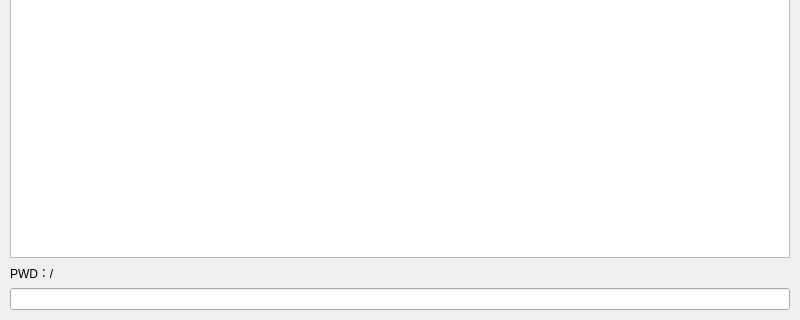
Above: UI/form/frmmain.ui from asapple/analog-operating-system before the change; both pictures show x 0 to 800 and y 280 to 600 of the 800 by 600 pixel window. Below: the same form after it.
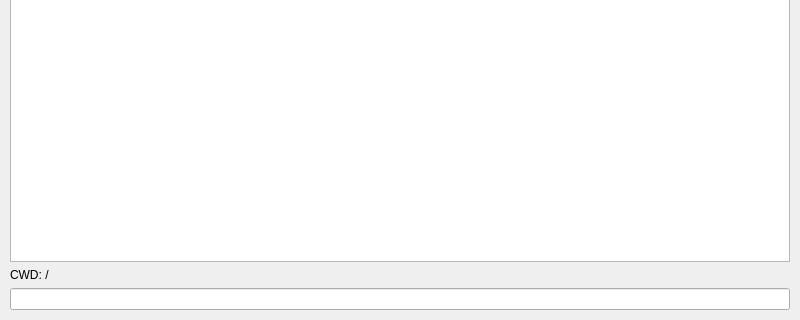
That is the form after the change. The open tabs and pages were chosen to show the change. Icons and pictures are not drawn.

Commit message: fix some spell problems in gui, resolve the issue of draging window freely

Patch:
```diff
--- a/UI/form/frmmain.ui
+++ b/UI/form/frmmain.ui
@@ -370,7 +370,7 @@
        <item>
         <widget class="QLabel" name="pwd_label">
          <property name="text">
-          <string>PWD：/</string>
+          <string>CWD: /</string>
          </property>
         </widget>
        </item>
```
Left out of the diff: 2 changed lines with no effect on the pictures. The commit also changes 2 other files.
